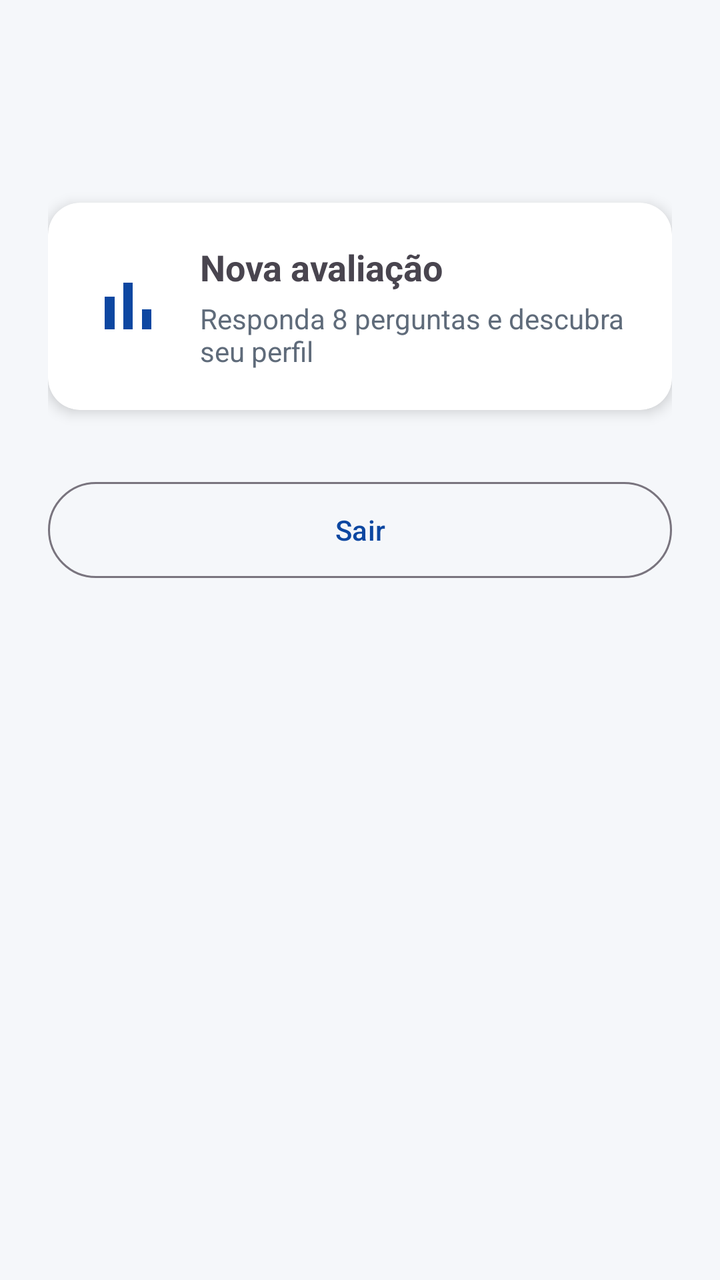
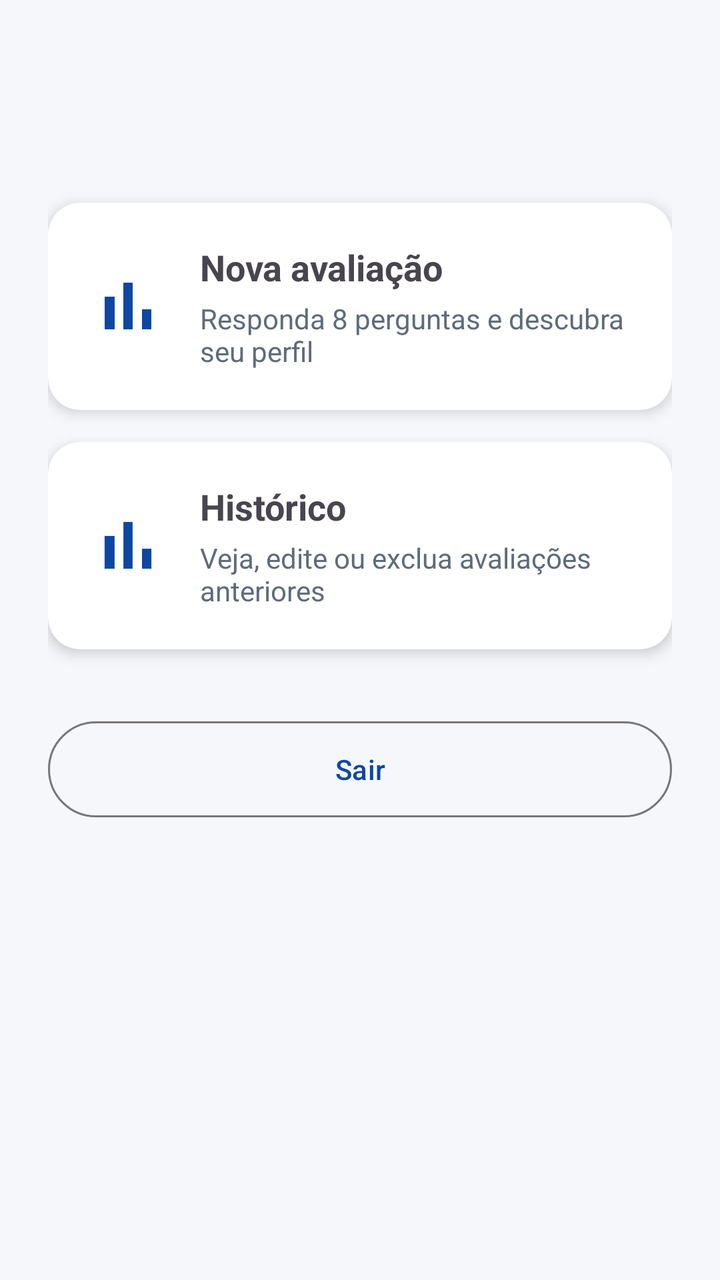

Screens rendered from an Android XML layout before and after an edit, with the pre-edit source and the edit as a unified diff.
<!-- AndroidManifest.xml: application theme Theme.Investidor -->
<!-- res/layout/activity_home.xml -->
<?xml version="1.0" encoding="utf-8"?>
<ScrollView xmlns:android="http://schemas.android.com/apk/res/android"
    xmlns:app="http://schemas.android.com/apk/res-auto"
    android:layout_width="match_parent"
    android:layout_height="match_parent">

    <LinearLayout
        android:layout_width="match_parent"
        android:layout_height="wrap_content"
        android:orientation="vertical"
        android:padding="24dp">

        <TextView
            android:id="@+id/tvBoasVindas"
            android:layout_width="match_parent"
            android:layout_height="wrap_content"
            android:layout_marginTop="16dp"
            android:textColor="@color/primaria"
            android:textSize="28sp"
            android:textStyle="bold" />

        <androidx.cardview.widget.CardView
            android:id="@+id/cardNovaAvaliacao"
            android:layout_width="match_parent"
            android:layout_height="wrap_content"
            android:layout_marginTop="24dp"
            android:clickable="true"
            android:focusable="true"
            android:foreground="?attr/selectableItemBackground"
            app:cardCornerRadius="16dp"
            app:cardElevation="4dp">

            <LinearLayout
                android:layout_width="match_parent"
                android:layout_height="wrap_content"
                android:gravity="center_vertical"
                android:orientation="horizontal"
                android:padding="20dp">

                <ImageView
                    android:layout_width="40dp"
                    android:layout_height="40dp"
                    android:contentDescription="@null"
                    android:src="@drawable/ic_grafico"
                    app:tint="@color/primaria" />

                <LinearLayout
                    android:layout_width="0dp"
                    android:layout_height="wrap_content"
                    android:layout_marginStart="16dp"
                    android:layout_weight="1"
                    android:orientation="vertical">

                    <TextView
                        android:layout_width="wrap_content"
                        android:layout_height="wrap_content"
                        android:text="@string/home_nova_titulo"
                        android:textSize="18sp"
                        android:textStyle="bold" />

                    <TextView
                        android:layout_width="wrap_content"
                        android:layout_height="wrap_content"
                        android:layout_marginTop="4dp"
                        android:text="@string/home_nova_desc"
                        android:textColor="@color/texto_secundario" />
                </LinearLayout>
            </LinearLayout>
        </androidx.cardview.widget.CardView>

        <Button
            android:id="@+id/btnSair"
            style="@style/Widget.Material3.Button.OutlinedButton"
            android:layout_width="match_parent"
            android:layout_height="56dp"
            android:layout_marginTop="32dp"
            android:text="@string/sair" />
    </LinearLayout>
</ScrollView>
<!-- resources referenced by this layout -->
<resources>
  <color name="primaria">#0D47A1</color>
  <color name="texto_secundario">#5F6B7A</color>
  <!-- drawable ic_grafico (drawable) -->
  <vector xmlns:android="http://schemas.android.com/apk/res/android"
      android:width="24dp"
      android:height="24dp"
      android:viewportWidth="24"
      android:viewportHeight="24">
      <path
          android:fillColor="#FF000000"
          android:pathData="M5,9.2h3V19H5zM10.6,5h2.8v14h-2.8zM16.2,13H19v6h-2.8z" />
  </vector>
  <string name="home_nova_desc">Responda 8 perguntas e descubra seu perfil</string>
  <string name="home_nova_titulo">Nova avaliação</string>
  <string name="sair">Sair</string>
  <style name="Theme.Investidor" parent="Base.Theme.Investidor" />
  <style name="Base.Theme.Investidor" parent="Theme.Material3.Light.NoActionBar">
          <item name="colorPrimary">@color/primaria</item>
          <item name="android:windowBackground">@color/fundo</item>
      </style>
  <color name="fundo">#F5F7FA</color>
</resources>

<!-- the commit's change to res/layout/activity_home.xml (unified diff, before → after) -->
@@ -68,6 +68,55 @@
             </LinearLayout>
         </androidx.cardview.widget.CardView>
 
+        <androidx.cardview.widget.CardView
+            android:id="@+id/cardHistorico"
+            android:layout_width="match_parent"
+            android:layout_height="wrap_content"
+            android:layout_marginTop="16dp"
+            android:clickable="true"
+            android:focusable="true"
+            android:foreground="?attr/selectableItemBackground"
+            app:cardCornerRadius="16dp"
+            app:cardElevation="4dp">
+
+            <LinearLayout
+                android:layout_width="match_parent"
+                android:layout_height="wrap_content"
+                android:gravity="center_vertical"
+                android:orientation="horizontal"
+                android:padding="20dp">
+
+                <ImageView
+                    android:layout_width="40dp"
+                    android:layout_height="40dp"
+                    android:contentDescription="@null"
+                    android:src="@drawable/ic_grafico"
+                    app:tint="@color/primaria" />
+
+                <LinearLayout
+                    android:layout_width="0dp"
+                    android:layout_height="wrap_content"
+                    android:layout_marginStart="16dp"
+                    android:layout_weight="1"
+                    android:orientation="vertical">
+
+                    <TextView
+                        android:layout_width="wrap_content"
+                        android:layout_height="wrap_content"
+                        android:text="@string/home_historico_titulo"
+                        android:textSize="18sp"
+                        android:textStyle="bold" />
+
+                    <TextView
+                        android:layout_width="wrap_content"
+                        android:layout_height="wrap_content"
+                        android:layout_marginTop="4dp"
+                        android:text="@string/home_historico_desc"
+                        android:textColor="@color/texto_secundario" />
+                </LinearLayout>
+            </LinearLayout>
+        </androidx.cardview.widget.CardView>
+
         <Button
             android:id="@+id/btnSair"
             style="@style/Widget.Material3.Button.OutlinedButton"
<!-- resource entries referenced after the edit -->
@@ -12,6 +12,8 @@
           android:fillColor="#FF000000"
           android:pathData="M5,9.2h3V19H5zM10.6,5h2.8v14h-2.8zM16.2,13H19v6h-2.8z" />
   </vector>
+  <string name="home_historico_desc">Veja, edite ou exclua avaliações anteriores</string>
+  <string name="home_historico_titulo">Histórico</string>
   <string name="home_nova_desc">Responda 8 perguntas e descubra seu perfil</string>
   <string name="home_nova_titulo">Nova avaliação</string>
   <string name="sair">Sair</string>
